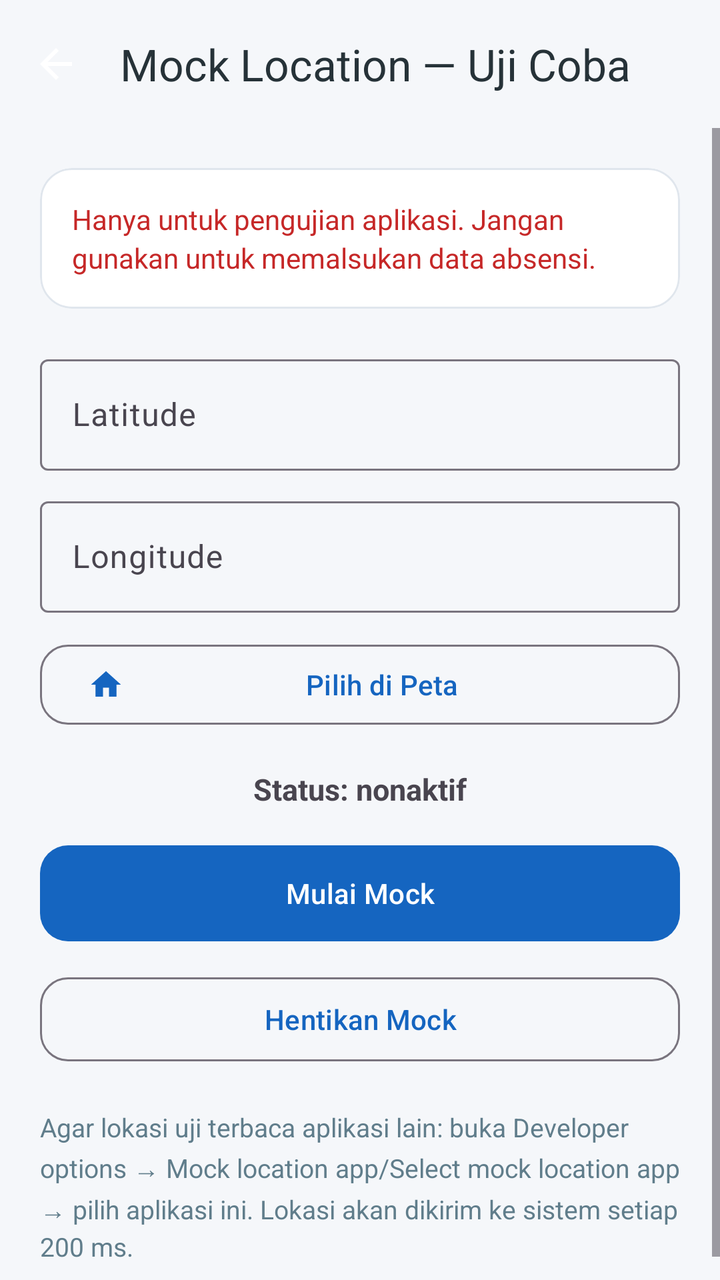
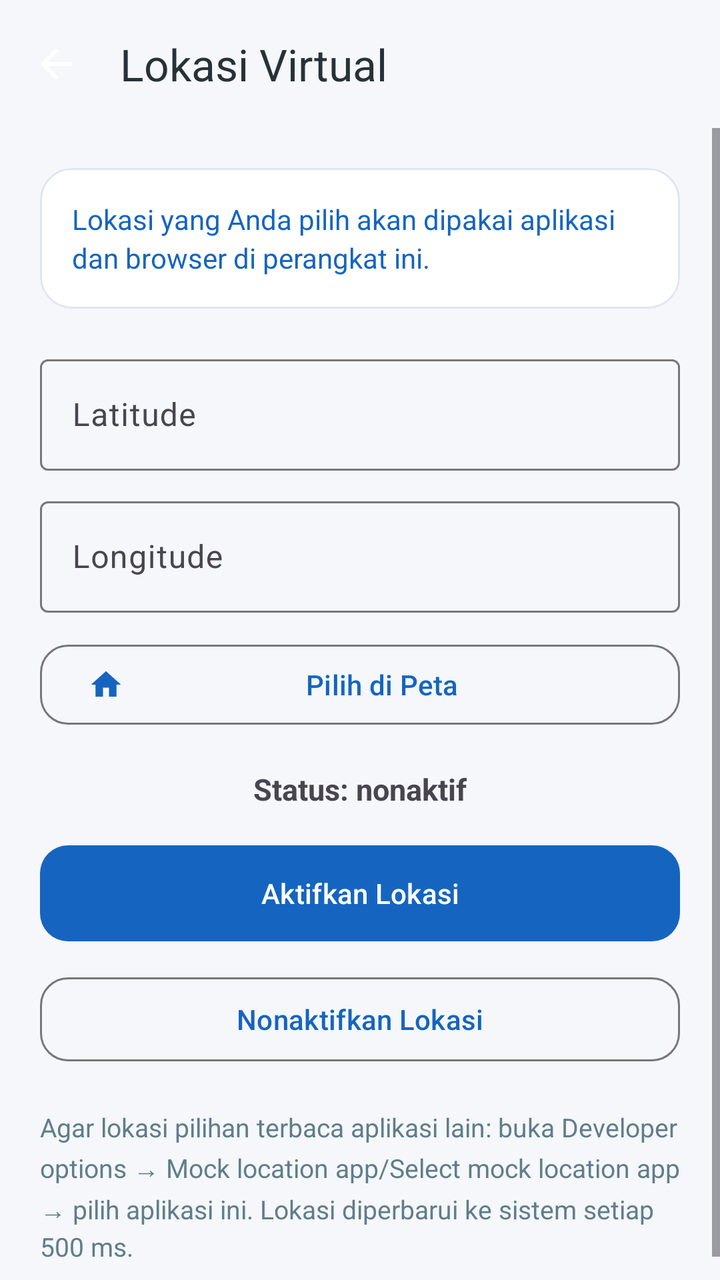

The first picture is an Android layout as it rendered before a commit; the second is the same layout after the commit. The layout source and the unified diff follow.
<!-- AndroidManifest.xml: application theme Theme.AbsensiJplb -->
<!-- res/layout/activity_mock.xml -->
<?xml version="1.0" encoding="utf-8"?>
<LinearLayout xmlns:android="http://schemas.android.com/apk/res/android"
    xmlns:app="http://schemas.android.com/apk/res-auto"
    android:layout_width="match_parent"
    android:layout_height="match_parent"
    android:orientation="vertical"
    android:background="@color/background">

    <com.google.android.material.appbar.MaterialToolbar
        android:id="@+id/toolbar"
        android:layout_width="match_parent"
        android:layout_height="?attr/actionBarSize"
        app:title="@string/mock_title"
        app:titleTextColor="@color/text"
        app:navigationIcon="@drawable/ic_arrow_back" />

    <ScrollView
        android:layout_width="match_parent"
        android:layout_height="0dp"
        android:layout_weight="1"
        android:fillViewport="true">

        <LinearLayout
            android:layout_width="match_parent"
            android:layout_height="wrap_content"
            android:orientation="vertical"
            android:padding="20dp">

            <com.google.android.material.card.MaterialCardView
                android:layout_width="match_parent"
                android:layout_height="wrap_content"
                app:cardBackgroundColor="@color/surface"
                app:cardCornerRadius="16dp"
                app:cardElevation="0dp"
                app:strokeColor="@color/stroke"
                app:strokeWidth="1dp">

                <TextView
                    android:layout_width="match_parent"
                    android:layout_height="wrap_content"
                    android:padding="16dp"
                    android:text="@string/mock_warning"
                    android:textColor="@color/error"
                    android:textSize="14sp"
                    android:lineSpacingExtra="3dp" />
            </com.google.android.material.card.MaterialCardView>

            <com.google.android.material.textfield.TextInputLayout
                android:layout_width="match_parent"
                android:layout_height="wrap_content"
                android:layout_marginTop="20dp"
                android:hint="@string/mock_lat">

                <com.google.android.material.textfield.TextInputEditText
                    android:id="@+id/etLat"
                    android:layout_width="match_parent"
                    android:layout_height="wrap_content"
                    android:inputType="numberDecimal|numberSigned" />
            </com.google.android.material.textfield.TextInputLayout>

            <com.google.android.material.textfield.TextInputLayout
                android:layout_width="match_parent"
                android:layout_height="wrap_content"
                android:layout_marginTop="10dp"
                android:hint="@string/mock_lng">

                <com.google.android.material.textfield.TextInputEditText
                    android:id="@+id/etLng"
                    android:layout_width="match_parent"
                    android:layout_height="wrap_content"
                    android:inputType="numberDecimal|numberSigned" />
            </com.google.android.material.textfield.TextInputLayout>

            <com.google.android.material.button.MaterialButton
                android:id="@+id/btnPickMap"
                style="@style/Widget.Material3.Button.OutlinedButton"
                android:layout_width="match_parent"
                android:layout_height="48dp"
                android:layout_marginTop="12dp"
                android:text="@string/mock_pick_map"
                app:icon="@drawable/ic_home"
                app:cornerRadius="14dp" />

            <TextView
                android:id="@+id/tvMockStatus"
                android:layout_width="match_parent"
                android:layout_height="wrap_content"
                android:layout_marginTop="18dp"
                android:gravity="center"
                android:text="@string/mock_status_off"
                android:textSize="15sp"
                android:textStyle="bold" />

            <com.google.android.material.button.MaterialButton
                android:id="@+id/btnStartMock"
                android:layout_width="match_parent"
                android:layout_height="56dp"
                android:layout_marginTop="14dp"
                android:text="@string/mock_start"
                app:cornerRadius="14dp" />

            <com.google.android.material.button.MaterialButton
                android:id="@+id/btnStopMock"
                style="@style/Widget.Material3.Button.OutlinedButton"
                android:layout_width="match_parent"
                android:layout_height="50dp"
                android:layout_marginTop="10dp"
                android:text="@string/mock_stop"
                app:cornerRadius="14dp" />

            <TextView
                android:layout_width="wrap_content"
                android:layout_height="wrap_content"
                android:layout_marginTop="20dp"
                android:text="@string/mock_instruction"
                android:textColor="@color/text_dim"
                android:textSize="13sp"
                android:lineSpacingExtra="3dp" />
        </LinearLayout>
    </ScrollView>
</LinearLayout>
<!-- resources referenced by this layout -->
<resources>
  <color name="background">#F5F7FA</color>
  <color name="error">#C62828</color>
  <color name="stroke">#E0E6ED</color>
  <color name="surface">#FFFFFF</color>
  <color name="text">#263238</color>
  <color name="text_dim">#607D8B</color>
  <!-- drawable ic_arrow_back (drawable) -->
  <?xml version="1.0" encoding="utf-8"?>
  <vector xmlns:android="http://schemas.android.com/apk/res/android"
      android:width="24dp"
      android:height="24dp"
      android:viewportWidth="24"
      android:viewportHeight="24">
      <path
          android:fillColor="#FFFFFF"
          android:pathData="M20,11H7.83l5.59,-5.59L12,4l-8,8 8,8 1.41,-1.41L7.83,13H20v-2z" />
  </vector>
  <!-- drawable ic_home (drawable) -->
  <?xml version="1.0" encoding="utf-8"?>
  <vector xmlns:android="http://schemas.android.com/apk/res/android"
      android:width="24dp"
      android:height="24dp"
      android:viewportWidth="24"
      android:viewportHeight="24">
      <path
          android:fillColor="#FFFFFF"
          android:pathData="M10,20v-6h4v6h5v-8h3L12,3 2,12h3v8h5z" />
  </vector>
  <string name="mock_instruction">Agar lokasi uji terbaca aplikasi lain: buka Developer options → Mock location app/Select mock location app → pilih aplikasi ini. Lokasi akan dikirim ke sistem setiap 200 ms.</string>
  <string name="mock_lat">Latitude</string>
  <string name="mock_lng">Longitude</string>
  <string name="mock_pick_map">Pilih di Peta</string>
  <string name="mock_start">Mulai Mock</string>
  <string name="mock_status_off">Status: nonaktif</string>
  <string name="mock_stop">Hentikan Mock</string>
  <string name="mock_title">Mock Location — Uji Coba</string>
  <string name="mock_warning">Hanya untuk pengujian aplikasi. Jangan gunakan untuk memalsukan data absensi.</string>
  <style name="Theme.AbsensiJplb" parent="Theme.Material3.DayNight.NoActionBar">
          <item name="colorPrimary">@color/primary</item>
          <item name="colorOnPrimary">@color/on_primary</item>
          <item name="colorSurface">@color/surface</item>
          <item name="android:windowBackground">@color/background</item>
          <item name="android:statusBarColor">@color/primary_dark</item>
          <item name="android:navigationBarColor">@color/surface</item>
          <item name="android:windowLightNavigationBar" tools:targetApi="27">true</item>
      </style>
  <color name="primary">#1565C0</color>
  <color name="on_primary">#FFFFFF</color>
  <color name="primary_dark">#0D47A1</color>
</resources>

<!-- the commit's change to res/layout/activity_mock.xml (unified diff, before → after) -->
@@ -40,7 +40,7 @@
                     android:layout_height="wrap_content"
                     android:padding="16dp"
                     android:text="@string/mock_warning"
-                    android:textColor="@color/error"
+                    android:textColor="@color/primary"
                     android:textSize="14sp"
                     android:lineSpacingExtra="3dp" />
             </com.google.android.material.card.MaterialCardView>
<!-- resource entries referenced after the edit -->
@@ -1,7 +1,6 @@
 <!-- resources referenced by this layout -->
 <resources>
   <color name="background">#F5F7FA</color>
-  <color name="error">#C62828</color>
   <color name="stroke">#E0E6ED</color>
   <color name="surface">#FFFFFF</color>
   <color name="text">#263238</color>
@@ -28,15 +27,15 @@
           android:fillColor="#FFFFFF"
           android:pathData="M10,20v-6h4v6h5v-8h3L12,3 2,12h3v8h5z" />
   </vector>
-  <string name="mock_instruction">Agar lokasi uji terbaca aplikasi lain: buka Developer options → Mock location app/Select mock location app → pilih aplikasi ini. Lokasi akan dikirim ke sistem setiap 200 ms.</string>
+  <string name="mock_instruction">Agar lokasi pilihan terbaca aplikasi lain: buka Developer options → Mock location app/Select mock location app → pilih aplikasi ini. Lokasi diperbarui ke sistem setiap 500 ms.</string>
   <string name="mock_lat">Latitude</string>
   <string name="mock_lng">Longitude</string>
   <string name="mock_pick_map">Pilih di Peta</string>
-  <string name="mock_start">Mulai Mock</string>
+  <string name="mock_start">Aktifkan Lokasi</string>
   <string name="mock_status_off">Status: nonaktif</string>
-  <string name="mock_stop">Hentikan Mock</string>
-  <string name="mock_title">Mock Location — Uji Coba</string>
-  <string name="mock_warning">Hanya untuk pengujian aplikasi. Jangan gunakan untuk memalsukan data absensi.</string>
+  <string name="mock_stop">Nonaktifkan Lokasi</string>
+  <string name="mock_title">Lokasi Virtual</string>
+  <string name="mock_warning">Lokasi yang Anda pilih akan dipakai aplikasi dan browser di perangkat ini.</string>
   <style name="Theme.AbsensiJplb" parent="Theme.Material3.DayNight.NoActionBar">
           <item name="colorPrimary">@color/primary</item>
           <item name="colorOnPrimary">@color/on_primary</item>
